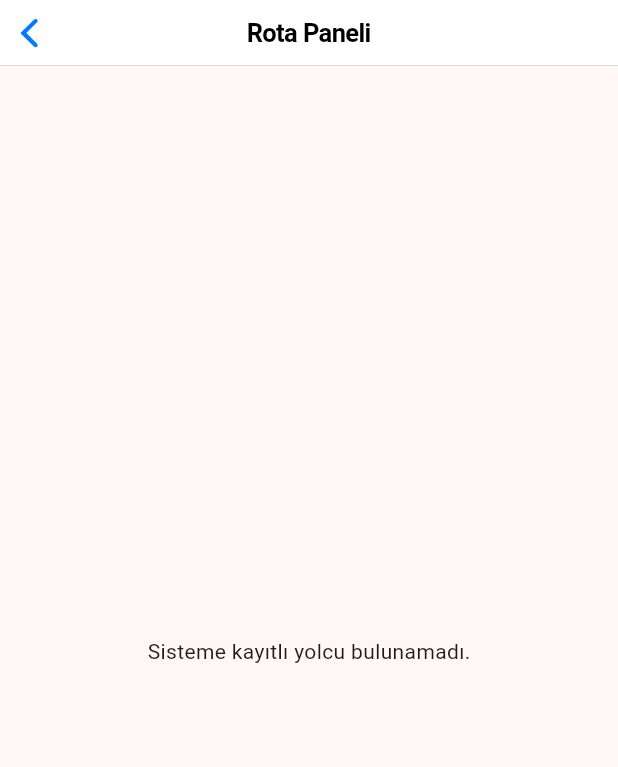
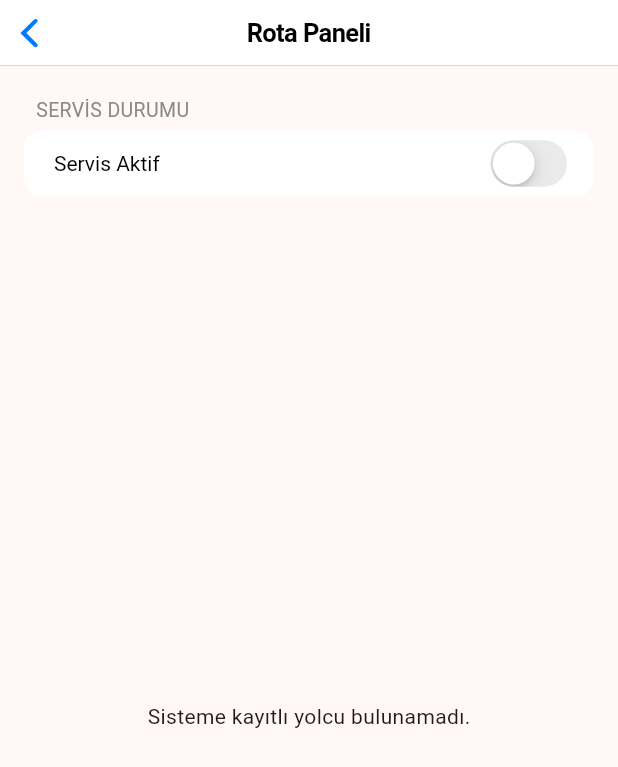
Before and after one commit to Bavsimus/SeyirServis, a Flutter app: the SurucuSayfasi widget shown alone on an empty page, opened directly, on a phone screen of 412 x 824 dp. Shown: the top 767 px of the screen. Run offline on Flutter 3.47's test engine with Material 3 defaults, Android fonts, the phone set to English and light mode, and no system bars; our stand-ins replace cloud_firestore, firebase_auth, firebase_core, flutter_map, latlong2, location; accounts and stored records are empty.

```diff
--- a/seyirservis/lib/screens/surucu_sayfasi.dart
+++ b/seyirservis/lib/screens/surucu_sayfasi.dart
@@ -79,33 +79,24 @@ class _SurucuSayfasiState extends State<SurucuSayfasi> {
   }
 
 
+  // surucu_sayfasi.dart
+
 @override
 Widget build(BuildContext context) {
+  // Ana widget artık bir Column.
   return Column(
     children: [
       const CupertinoNavigationBar(
         middle: Text('Rota Paneli'),
       ),
-        Expanded(
-          child: FutureBuilder<List<QueryDocumentSnapshot>>(
-            future: _authService.getPassengers(),
-            builder: (context, snapshot) {
-              if (snapshot.connectionState == ConnectionState.waiting) {
-                return const Center(child: CupertinoActivityIndicator());
-              }
-              if (snapshot.hasError) {
-                return const Center(child: Text('Yolcular yüklenemedi.'));
-              }
-              if (!snapshot.hasData || snapshot.data!.isEmpty) {
-                return const Center(child: Text('Sisteme kayıtlı yolcu bulunamadı.'));
-              }
 
-              final passengers = snapshot.data!;
-
-              return ListView(
-                padding: const EdgeInsets.symmetric(horizontal: 16.0),
+      // SERVİS DURUMU BÖLÜMÜ (StreamBuilder)
+      // Bu bölüm artık FutureBuilder'ın içinde değil, bağımsız.
+      Padding(
+        padding: const EdgeInsets.fromLTRB(16.0, 20.0, 16.0, 0),
+        child: Column(
+          crossAxisAlignment: CrossAxisAlignment.start,
           children: [
-                  const SizedBox(height: 20),
             Padding(
               padding: const EdgeInsets.only(left: 8.0, bottom: 4.0),
               child: Text(
@@ -116,15 +107,12 @@ class _SurucuSayfasiState extends State<SurucuSayfasi> {
                 ),
               ),
             ),
-                  // DEĞİŞİKLİK: Switch bileşeni artık StreamBuilder ile sarmalandı
             StreamBuilder<DocumentSnapshot>(
               stream: _vehicleStream,
               builder: (context, vehicleSnapshot) {
-                      // Yükleniyor durumu
-                      if (vehicleSnapshot.connectionState == ConnectionState.waiting) {
+                if (vehicleSnapshot.connectionState == ConnectionState.waiting && _vehicleStream != null) {
                   return const Center(child: CupertinoActivityIndicator());
                 }
-                      // Hata veya veri yok durumu
                 if (!vehicleSnapshot.hasData || !vehicleSnapshot.data!.exists) {
                   return Container(
                     decoration: BoxDecoration(
@@ -140,11 +128,8 @@ class _SurucuSayfasiState extends State<SurucuSayfasi> {
                     ),
                   );
                 }
-
-                      // Veri başarıyla geldi, 'isActive' alanını oku
                 final vehicleData = vehicleSnapshot.data!.data() as Map<String, dynamic>;
-                      final bool isActive = vehicleData['isActive'] ?? false; // Varsayılan değer false
-
+                final bool isActive = vehicleData['isActive'] ?? false;
                 return Container(
                   decoration: BoxDecoration(
                     color: AppColors.widgetBackground.resolveFrom(context),
@@ -158,10 +143,9 @@ class _SurucuSayfasiState extends State<SurucuSayfasi> {
                         style: TextStyle(color: AppColors.primaryText.resolveFrom(context)),
                       ),
                       trailing: CupertinoSwitch(
-                              value: isActive, // Değer Firestore'dan geliyor
+                        value: isActive,
                         activeColor: CupertinoColors.activeGreen,
                         onChanged: (bool value) {
-                                // Değişiklik olduğunda Firestore'u güncelle
                           _updateVehicleStatus(value);
                         },
                       ),
@@ -170,7 +154,36 @@ class _SurucuSayfasiState extends State<SurucuSayfasi> {
                 );
               },
             ),
-                  const SizedBox(height: 20),
+          ],
+        ),
+      ),
+
+      // YOLCU LİSTESİ BÖLÜMÜ (FutureBuilder)
+      // Bu bölüm artık Expanded ile sarılarak kalan tüm alanı kaplıyor.
+      // surucu_sayfasi.dart - Expanded içindeki bölümü bu şekilde değiştirin
+
+      Expanded(
+        // DEĞİŞİKLİK: FutureBuilder yerine StreamBuilder kullanıyoruz.
+        child: StreamBuilder<QuerySnapshot>(
+          // DEĞİŞİKLİK: Yeni stream metodumuzu çağırıyoruz.
+          stream: _authService.getPassengersStream(),
+          builder: (context, snapshot) {
+            if (snapshot.connectionState == ConnectionState.waiting) {
+              return const Center(child: CupertinoActivityIndicator());
+            }
+            if (snapshot.hasError) {
+              return const Center(child: Text('Yolcular yüklenemedi.'));
+            }
+            if (!snapshot.hasData || snapshot.data!.docs.isEmpty) {
+              return const Center(child: Text('Sisteme kayıtlı yolcu bulunamadı.'));
+            }
+
+            // DEĞİŞİKLİK: Veriyi snapshot.data.docs'tan alıyoruz.
+            final passengers = snapshot.data!.docs;
+
+            return ListView(
+              padding: const EdgeInsets.all(16.0),
+              children: [
                 Padding(
                   padding: const EdgeInsets.only(left: 8.0, bottom: 4.0),
                   child: Text(
@@ -190,6 +203,7 @@ class _SurucuSayfasiState extends State<SurucuSayfasi> {
                     borderRadius: BorderRadius.circular(12.0),
                     child: Column(
                       children: passengers.map((doc) {
+                        // ... map içindeki kod aynı kalabilir ...
                         final data = doc.data() as Map<String, dynamic>;
                         final passengerName = data['displayName'] ?? 'İsimsiz Yolcu';
                         final bool isAttending = data['isAttending'] as bool? ?? false;
@@ -224,7 +238,7 @@ class _SurucuSayfasiState extends State<SurucuSayfasi> {
                     },
                   ),
                 ),
-                  const SizedBox(height: 120),
+                const SizedBox(height: 20),
               ],
             );
           },
--- a/seyirservis/lib/services/auth_service.dart
+++ b/seyirservis/lib/services/auth_service.dart
@@ -66,6 +66,14 @@ class AuthService {
     }
   }
 
+  Stream<QuerySnapshot> getPassengersStream() {
+  // .snapshots() metodu Stream döndürür ve koleksiyonu canlı dinler
+  return _firestore
+      .collection('users')
+      .where('role', isEqualTo: 'yolcu')
+      .snapshots();
+  }
+
   // Firebase'den çıkış yapma fonksiyonu
   Future<void> signOut() async {
     await _auth.signOut();
```
Lines whose indentation alone changed are shown as unchanged.
